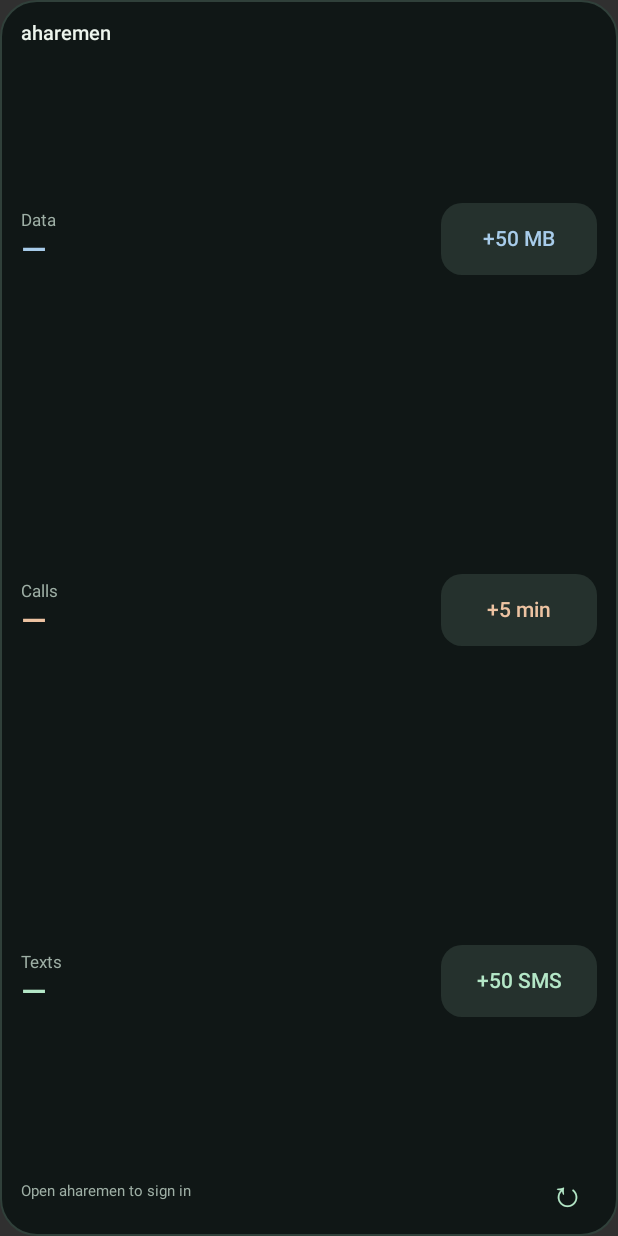
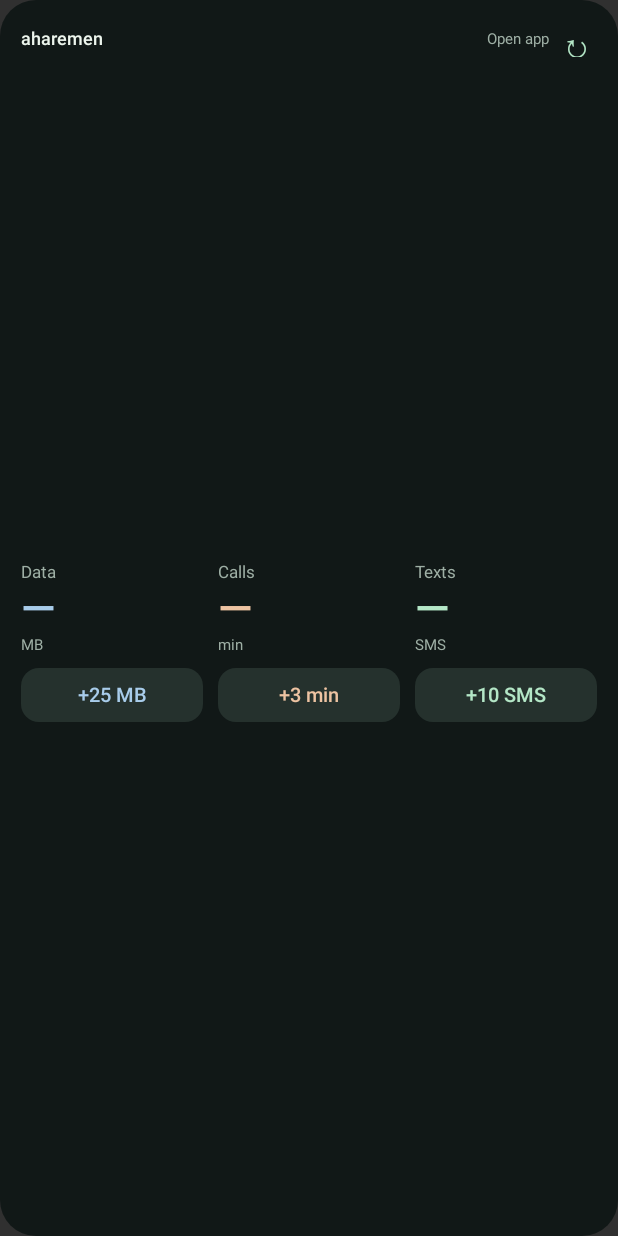
Before and after one commit to xSil3nt/aharemen, an Android app: the layout allowance_widget.xml on its own in the app's theme, with its tools: preview values and no code run, on a phone screen of 412 x 824 dp. Run offline under Robolectric (Android 15) with nearby library versions, the phone set to English and light mode, and no system bars.

Commit message:
Compact the widget and set fixed quick-add amounts

```diff
--- a/app/src/main/AndroidManifest.xml
+++ b/app/src/main/AndroidManifest.xml
@@ -1,4 +1,4 @@
-<manifest xmlns:android="http://schemas.android.com/apk/res/android" package="app.shazin.aharemen" android:versionCode="15" android:versionName="0.7.0">
+<manifest xmlns:android="http://schemas.android.com/apk/res/android" package="app.shazin.aharemen" android:versionCode="16" android:versionName="0.7.1">
     <uses-sdk android:minSdkVersion="26" android:targetSdkVersion="36" />
     <uses-permission android:name="android.permission.INTERNET" />
     <uses-permission android:name="android.permission.ACCESS_NETWORK_STATE" />
--- a/app/src/main/res/drawable/widget_background.xml
+++ b/app/src/main/res/drawable/widget_background.xml
@@ -1 +1 @@
-<shape xmlns:android="http://schemas.android.com/apk/res/android"><solid android:color="#101716"/><corners android:radius="24dp"/><stroke android:width="1dp" android:color="#30403a"/></shape>
+<shape xmlns:android="http://schemas.android.com/apk/res/android"><solid android:color="#ed101716"/><corners android:radius="24dp"/></shape>
--- a/app/src/main/res/drawable/widget_button.xml
+++ b/app/src/main/res/drawable/widget_button.xml
@@ -1 +1 @@
-<ripple xmlns:android="http://schemas.android.com/apk/res/android" android:color="#33b4e7c7"><item><shape><solid android:color="#25312d"/><corners android:radius="14dp"/></shape></item></ripple>
+<ripple xmlns:android="http://schemas.android.com/apk/res/android" android:color="#33b4e7c7"><item><shape><solid android:color="#25312d"/><corners android:radius="12dp"/></shape></item></ripple>
--- a/app/src/main/res/layout/allowance_widget.xml
+++ b/app/src/main/res/layout/allowance_widget.xml
@@ -1,29 +1,34 @@
 <LinearLayout xmlns:android="http://schemas.android.com/apk/res/android" android:id="@+id/widget_root" android:layout_width="match_parent" android:layout_height="match_parent" android:orientation="vertical" android:padding="14dp" android:background="@drawable/widget_background">
-    <TextView android:id="@+id/widget_title" android:layout_width="match_parent" android:layout_height="22dp" android:text="aharemen" android:textSize="13sp" android:fontFamily="sans-serif-medium" android:textColor="#edf5ed" android:includeFontPadding="false"/>
-    <LinearLayout android:layout_width="match_parent" android:layout_height="0dp" android:layout_weight="1" android:orientation="horizontal" android:gravity="center_vertical">
-        <LinearLayout android:id="@+id/widget_data_balance" android:layout_width="0dp" android:layout_height="match_parent" android:layout_weight="1" android:orientation="vertical" android:gravity="center_vertical">
-            <TextView android:layout_width="wrap_content" android:layout_height="wrap_content" android:text="Data" android:textSize="11sp" android:textColor="#9eafa5" android:includeFontPadding="false"/>
-            <TextView android:id="@+id/widget_data" android:layout_width="match_parent" android:layout_height="wrap_content" android:text="—" android:textSize="22sp" android:fontFamily="sans-serif-medium" android:textColor="#a8ccea" android:singleLine="true" android:ellipsize="end" android:includeFontPadding="false"/>
+    <LinearLayout android:layout_width="match_parent" android:layout_height="24dp" android:orientation="horizontal" android:gravity="center_vertical">
+        <TextView android:id="@+id/widget_title" android:layout_width="wrap_content" android:layout_height="match_parent" android:gravity="center_vertical" android:text="aharemen" android:textSize="12sp" android:fontFamily="sans-serif-medium" android:textColor="#edf5ed" android:includeFontPadding="false"/>
+        <ProgressBar android:id="@+id/widget_progress" android:layout_width="12dp" android:layout_height="12dp" android:layout_marginStart="8dp" android:indeterminate="true" android:indeterminateTint="#b4e7c7" android:visibility="gone"/>
+        <TextView android:id="@+id/widget_status" android:layout_width="0dp" android:layout_height="match_parent" android:layout_weight="1" android:layout_marginStart="8dp" android:layout_marginEnd="4dp" android:gravity="end|center_vertical" android:text="Open app" android:textColor="#9eafa5" android:textSize="10sp" android:maxLines="2" android:ellipsize="end"/>
+        <TextView android:id="@+id/widget_refresh" android:layout_width="28dp" android:layout_height="match_parent" android:text="↻" android:textSize="22sp" android:gravity="center" android:textColor="#b4e7c7" android:contentDescription="Refresh allowances" android:clickable="true" android:focusable="true"/>
+    </LinearLayout>
+    <LinearLayout android:layout_width="match_parent" android:layout_height="0dp" android:layout_weight="1" android:layout_marginTop="8dp" android:orientation="horizontal">
+        <LinearLayout android:layout_width="0dp" android:layout_height="match_parent" android:layout_weight="1" android:layout_marginStart="0dp" android:orientation="vertical" android:gravity="center_vertical">
+            <LinearLayout android:id="@+id/widget_data_balance" android:layout_width="match_parent" android:layout_height="wrap_content" android:orientation="vertical">
+                <TextView android:layout_width="match_parent" android:layout_height="wrap_content" android:text="Data" android:textSize="11sp" android:textColor="#9eafa5" android:includeFontPadding="false"/>
+                <TextView android:id="@+id/widget_data" android:layout_width="match_parent" android:layout_height="36dp" android:gravity="center_vertical" android:text="—" android:textSize="30sp" android:autoSizeTextType="uniform" android:autoSizeMinTextSize="18sp" android:autoSizeMaxTextSize="30sp" android:autoSizeStepGranularity="1sp" android:fontFamily="sans-serif-medium" android:textColor="#a8ccea" android:singleLine="true" android:includeFontPadding="false"/>
+                <TextView android:id="@+id/widget_unit_data" android:layout_width="match_parent" android:layout_height="wrap_content" android:text="MB" android:textSize="10sp" android:textColor="#9eafa5" android:includeFontPadding="false"/>
+            </LinearLayout>
+            <TextView android:id="@+id/widget_add_data" android:layout_width="match_parent" android:layout_height="36dp" android:layout_marginTop="9dp" android:background="@drawable/widget_button" android:text="+25 MB" android:textSize="13sp" android:fontFamily="sans-serif-medium" android:textColor="#a8ccea" android:gravity="center" android:includeFontPadding="false" android:singleLine="true" android:clickable="true" android:focusable="true"/>
         </LinearLayout>
-        <TextView android:id="@+id/widget_add_data" android:layout_width="104dp" android:layout_height="48dp" android:layout_marginStart="8dp" android:background="@drawable/widget_button" android:text="+50 MB" android:textSize="14sp" android:fontFamily="sans-serif-medium" android:textColor="#a8ccea" android:gravity="center" android:includeFontPadding="false" android:singleLine="true" android:clickable="true" android:focusable="true"/>
-    </LinearLayout>
-    <LinearLayout android:layout_width="match_parent" android:layout_height="0dp" android:layout_weight="1" android:orientation="horizontal" android:gravity="center_vertical">
-        <LinearLayout android:id="@+id/widget_voice_balance" android:layout_width="0dp" android:layout_height="match_parent" android:layout_weight="1" android:orientation="vertical" android:gravity="center_vertical">
-            <TextView android:layout_width="wrap_content" android:layout_height="wrap_content" android:text="Calls" android:textSize="11sp" android:textColor="#9eafa5" android:includeFontPadding="false"/>
-            <TextView android:id="@+id/widget_voice" android:layout_width="match_parent" android:layout_height="wrap_content" android:text="—" android:textSize="22sp" android:fontFamily="sans-serif-medium" android:textColor="#edc3a2" android:singleLine="true" android:ellipsize="end" android:includeFontPadding="false"/>
+        <LinearLayout android:layout_width="0dp" android:layout_height="match_parent" android:layout_weight="1" android:layout_marginStart="10dp" android:orientation="vertical" android:gravity="center_vertical">
+            <LinearLayout android:id="@+id/widget_voice_balance" android:layout_width="match_parent" android:layout_height="wrap_content" android:orientation="vertical">
+                <TextView android:layout_width="match_parent" android:layout_height="wrap_content" android:text="Calls" android:textSize="11sp" android:textColor="#9eafa5" android:includeFontPadding="false"/>
+                <TextView android:id="@+id/widget_voice" android:layout_width="match_parent" android:layout_height="36dp" android:gravity="center_vertical" android:text="—" android:textSize="30sp" android:autoSizeTextType="uniform" android:autoSizeMinTextSize="18sp" android:autoSizeMaxTextSize="30sp" android:autoSizeStepGranularity="1sp" android:fontFamily="sans-serif-medium" android:textColor="#edc3a2" android:singleLine="true" android:includeFontPadding="false"/>
+                <TextView android:id="@+id/widget_unit_voice" android:layout_width="match_parent" android:layout_height="wrap_content" android:text="min" android:textSize="10sp" android:textColor="#9eafa5" android:includeFontPadding="false"/>
+            </LinearLayout>
+            <TextView android:id="@+id/widget_add_voice" android:layout_width="match_parent" android:layout_height="36dp" android:layout_marginTop="9dp" android:background="@drawable/widget_button" android:text="+3 min" android:textSize="13sp" android:fontFamily="sans-serif-medium" android:textColor="#edc3a2" android:gravity="center" android:includeFontPadding="false" android:singleLine="true" android:clickable="true" android:focusable="true"/>
         </LinearLayout>
-        <TextView android:id="@+id/widget_add_voice" android:layout_width="104dp" android:layout_height="48dp" android:layout_marginStart="8dp" android:background="@drawable/widget_button" android:text="+5 min" android:textSize="14sp" android:fontFamily="sans-serif-medium" android:textColor="#edc3a2" android:gravity="center" android:includeFontPadding="false" android:singleLine="true" android:clickable="true" android:focusable="true"/>
-    </LinearLayout>
-    <LinearLayout android:layout_width="match_parent" android:layout_height="0dp" android:layout_weight="1" android:orientation="horizontal" android:gravity="center_vertical">
-        <LinearLayout android:id="@+id/widget_sms_balance" android:layout_width="0dp" android:layout_height="match_parent" android:layout_weight="1" android:orientation="vertical" android:gravity="center_vertical">
-            <TextView android:layout_width="wrap_content" android:layout_height="wrap_content" android:text="Texts" android:textSize="11sp" android:textColor="#9eafa5" android:includeFontPadding="false"/>
-            <TextView android:id="@+id/widget_sms" android:layout_width="match_parent" android:layout_height="wrap_content" android:text="—" android:textSize="22sp" android:fontFamily="sans-serif-medium" android:textColor="#b4e7c7" android:singleLine="true" android:ellipsize="end" android:includeFontPadding="false"/>
+        <LinearLayout android:layout_width="0dp" android:layout_height="match_parent" android:layout_weight="1" android:layout_marginStart="10dp" android:orientation="vertical" android:gravity="center_vertical">
+            <LinearLayout android:id="@+id/widget_sms_balance" android:layout_width="match_parent" android:layout_height="wrap_content" android:orientation="vertical">
+                <TextView android:layout_width="match_parent" android:layout_height="wrap_content" android:text="Texts" android:textSize="11sp" android:textColor="#9eafa5" android:includeFontPadding="false"/>
+                <TextView android:id="@+id/widget_sms" android:layout_width="match_parent" android:layout_height="36dp" android:gravity="center_vertical" android:text="—" android:textSize="30sp" android:autoSizeTextType="uniform" android:autoSizeMinTextSize="18sp" android:autoSizeMaxTextSize="30sp" android:autoSizeStepGranularity="1sp" android:fontFamily="sans-serif-medium" android:textColor="#b4e7c7" android:singleLine="true" android:includeFontPadding="false"/>
+                <TextView android:id="@+id/widget_unit_sms" android:layout_width="match_parent" android:layout_height="wrap_content" android:text="SMS" android:textSize="10sp" android:textColor="#9eafa5" android:includeFontPadding="false"/>
+            </LinearLayout>
+            <TextView android:id="@+id/widget_add_sms" android:layout_width="match_parent" android:layout_height="36dp" android:layout_marginTop="9dp" android:background="@drawable/widget_button" android:text="+10 SMS" android:textSize="13sp" android:fontFamily="sans-serif-medium" android:textColor="#b4e7c7" android:gravity="center" android:includeFontPadding="false" android:singleLine="true" android:clickable="true" android:focusable="true"/>
         </LinearLayout>
-        <TextView android:id="@+id/widget_add_sms" android:layout_width="104dp" android:layout_height="48dp" android:layout_marginStart="8dp" android:background="@drawable/widget_button" android:text="+50 SMS" android:textSize="14sp" android:fontFamily="sans-serif-medium" android:textColor="#b4e7c7" android:gravity="center" android:includeFontPadding="false" android:singleLine="true" android:clickable="true" android:focusable="true"/>
-    </LinearLayout>
-    <LinearLayout android:layout_width="match_parent" android:layout_height="32dp" android:orientation="horizontal" android:gravity="center_vertical">
-        <ProgressBar android:id="@+id/widget_progress" android:layout_width="16dp" android:layout_height="16dp" android:layout_marginEnd="8dp" android:indeterminate="true" android:indeterminateTint="#b4e7c7" android:visibility="gone"/>
-        <TextView android:id="@+id/widget_status" android:layout_width="0dp" android:layout_height="match_parent" android:layout_weight="1" android:gravity="center_vertical" android:text="Open aharemen to sign in" android:textColor="#9eafa5" android:textSize="10sp" android:maxLines="2" android:ellipsize="end"/>
-        <TextView android:id="@+id/widget_refresh" android:layout_width="40dp" android:layout_height="match_parent" android:text="↻" android:textSize="24sp" android:gravity="center" android:textColor="#b4e7c7" android:contentDescription="Refresh allowances" android:clickable="true" android:focusable="true"/>
     </LinearLayout>
 </LinearLayout>
--- a/app/src/main/res/xml/allowance_widget_info.xml
+++ b/app/src/main/res/xml/allowance_widget_info.xml
@@ -1,7 +1,7 @@
 <appwidget-provider xmlns:android="http://schemas.android.com/apk/res/android"
-    android:minWidth="220dp" android:minHeight="228dp"
-    android:minResizeWidth="200dp" android:minResizeHeight="228dp"
-    android:targetCellWidth="4" android:targetCellHeight="3"
+    android:minWidth="220dp" android:minHeight="160dp"
+    android:minResizeWidth="200dp" android:minResizeHeight="160dp"
+    android:targetCellWidth="4" android:targetCellHeight="2"
     android:initialLayout="@layout/allowance_widget" android:previewLayout="@layout/allowance_widget"
     android:description="@string/widget_description" android:resizeMode="horizontal|vertical"
     android:updatePeriodMillis="1800000" android:widgetCategory="home_screen"/>
```
Also changed, not shown: app/src/main/java/app/shazin/aharemen/AllowanceWidget.java (+9 -2 lines), app/src/main/java/app/shazin/aharemen/QuickAdd.java (+5 -10 lines), 2 other files.
